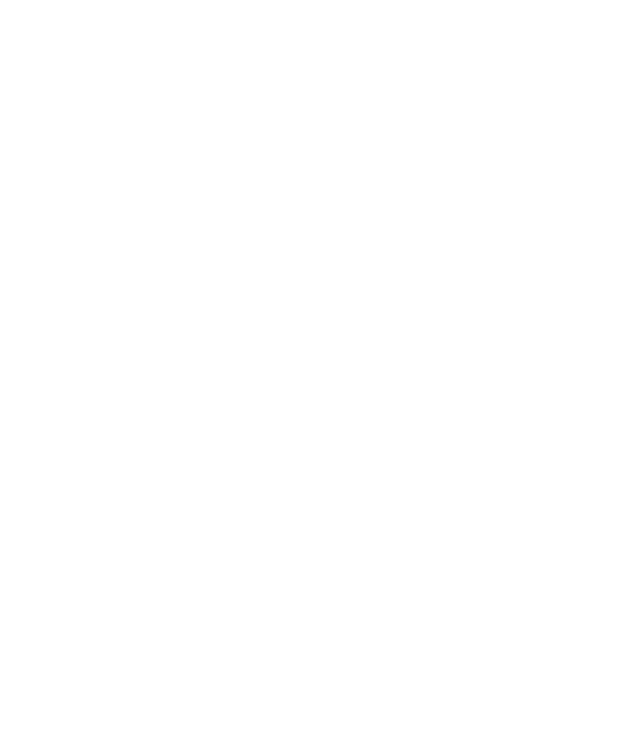
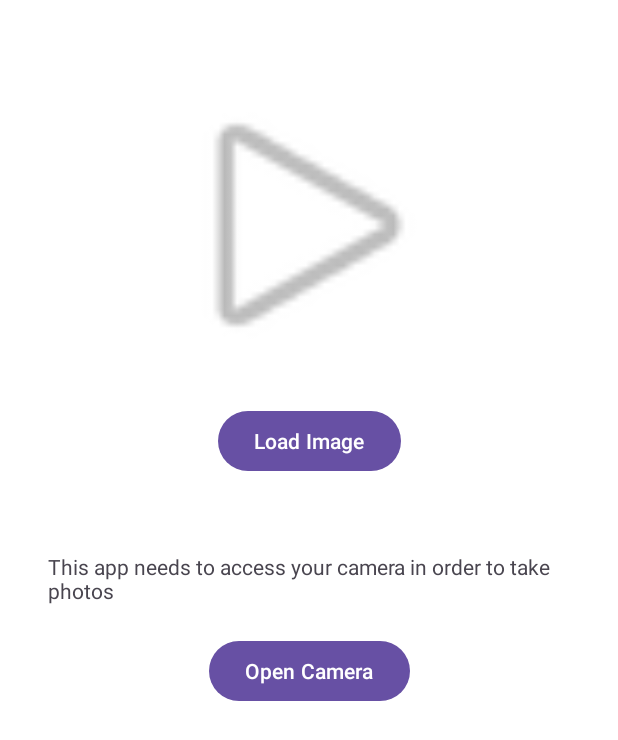
Before and after one commit to thaer-al-khishen/YT-Application, an Android app: the screen it shows after launch (MainActivity), on a phone screen of 412 x 824 dp. Before the commit the part shown is empty. Shown: the top 740 px of the screen. Run offline under Robolectric (Android 15) with nearby library versions, the phone set to English and light mode, and no system bars; pictures from the network do not load.

Commit message:
Setup permissions

```diff
--- a/app/build.gradle.kts
+++ b/app/build.gradle.kts
@@ -50,4 +50,7 @@
     androidTestImplementation("androidx.test.ext:junit:1.1.5")
     androidTestImplementation("androidx.test.espresso:espresso-core:3.5.1")
 
+    implementation("com.github.bumptech.glide:glide:4.16.0")
+
+
 }
--- a/app/src/main/AndroidManifest.xml
+++ b/app/src/main/AndroidManifest.xml
@@ -2,7 +2,12 @@
 <manifest xmlns:android="http://schemas.android.com/apk/res/android"
     xmlns:tools="http://schemas.android.com/tools">
 
+    <uses-feature
+        android:name="android.hardware.camera"
+        android:required="false" />
+
     <uses-permission android:name="android.permission.INTERNET" />
+    <uses-permission android:name="android.permission.CAMERA" />
 
     <application
         android:allowBackup="true"
--- a/app/src/main/java/com/example/ytapplication/MainActivity.kt
+++ b/app/src/main/java/com/example/ytapplication/MainActivity.kt
@@ -1,19 +1,83 @@
 package com.example.ytapplication
 
+import android.Manifest
+import android.content.Intent
+import android.content.pm.PackageManager
+import android.graphics.Bitmap
+import android.os.Build
 import android.os.Bundle
+import android.provider.MediaStore
+import android.widget.Toast
+import androidx.activity.result.contract.ActivityResultContracts
+import androidx.annotation.RequiresApi
 import androidx.appcompat.app.AppCompatActivity
-import androidx.navigation.NavController
-import androidx.navigation.fragment.NavHostFragment
+import androidx.core.app.ActivityCompat
+import androidx.core.content.ContextCompat
+import com.bumptech.glide.Glide
 import com.example.ytapplication.databinding.ActivityMainBinding
 
+@RequiresApi(Build.VERSION_CODES.TIRAMISU)
 class MainActivity : AppCompatActivity() {
+
+    private lateinit var binding: ActivityMainBinding
+
+    private val cameraIntentLauncher = registerForActivityResult(ActivityResultContracts.StartActivityForResult()) { result ->
+        if (result.resultCode == RESULT_OK) {
+            val imageBitmap = result.data?.extras?.getParcelable("data", Bitmap::class.java)
+            binding.imageView.setImageBitmap(imageBitmap)
+        }
+    }
+
+    private val requestCameraPermissionLauncher = registerForActivityResult(ActivityResultContracts.RequestPermission()) { isGranted ->
+        if (isGranted) {
+            openCamera()
+        } else {
+            if (ActivityCompat.shouldShowRequestPermissionRationale(this, Manifest.permission.CAMERA)) {
+                Toast.makeText(this, "Camera Permission Denied, we need it to access your camera", Toast.LENGTH_SHORT).show()
+            } else {
+                Toast.makeText(this, "Camera Permission Denied, please enable it in your settings", Toast.LENGTH_SHORT).show()
+            }
+        }
+    }
 
     override fun onCreate(savedInstanceState: Bundle?) {
         super.onCreate(savedInstanceState)
-        setContentView(R.layout.activity_main)
+        binding = ActivityMainBinding.inflate(layoutInflater)
+        setContentView(binding.root)
 
+        binding.btnLoadImage.setOnClickListener {
+            loadImage()
+        }
 
+        binding.btnOpenCamera.setOnClickListener {
+            requestCameraPermission()
+        }
+    }
 
+    private fun loadImage() {
+        Glide.with(this)
+            .load(IMAGE_URL)
+            .into(binding.imageView)
+    }
+
+    private fun requestCameraPermission() {
+        when {
+            ContextCompat.checkSelfPermission(this, Manifest.permission.CAMERA) == PackageManager.PERMISSION_GRANTED -> {
+                openCamera()
+            }
+            else -> {
+                requestCameraPermissionLauncher.launch(Manifest.permission.CAMERA)
+            }
+        }
+    }
+
+    private fun openCamera() {
+        val cameraIntent = Intent(MediaStore.ACTION_IMAGE_CAPTURE)
+        cameraIntentLauncher.launch(cameraIntent)
+    }
+
+    companion object {
+        private const val IMAGE_URL = "https://fastly.picsum.photos/id/335/200/200.jpg?hmac=CS4kiSEelfhSQQtW7j6SFUV2ZlTmUV1vaX2iZKnbx7c"
     }
 
 }
--- a/app/src/main/res/layout/activity_main.xml
+++ b/app/src/main/res/layout/activity_main.xml
@@ -7,4 +7,43 @@
     android:background="#FFFFFF"
     tools:context=".MainActivity">
 
+    <ImageView
+        android:id="@+id/imageView"
+        android:layout_width="200dp"
+        android:layout_height="200dp"
+        android:layout_marginTop="50dp"
+        android:src="@android:drawable/ic_media_play"
+        app:layout_constraintEnd_toEndOf="parent"
+        app:layout_constraintStart_toStartOf="parent"
+        app:layout_constraintTop_toTopOf="parent" />
+
+    <Button
+        android:id="@+id/btnLoadImage"
+        android:layout_width="wrap_content"
+        android:layout_height="wrap_content"
+        android:layout_marginTop="20dp"
+        android:text="Load Image"
+        app:layout_constraintEnd_toEndOf="parent"
+        app:layout_constraintStart_toStartOf="parent"
+        app:layout_constraintTop_toBottomOf="@id/imageView" />
+
+    <TextView
+        android:id="@+id/tv_permission_explanation"
+        android:layout_width="match_parent"
+        android:layout_height="wrap_content"
+        android:text="This app needs to access your camera in order to take photos"
+        android:layout_marginHorizontal="32dp"
+        android:layout_marginTop="50dp"
+        app:layout_constraintTop_toBottomOf="@id/btnLoadImage" />
+
+    <Button
+        android:id="@+id/btn_open_camera"
+        android:layout_width="wrap_content"
+        android:layout_height="wrap_content"
+        android:layout_marginTop="20dp"
+        android:text="Open Camera"
+        app:layout_constraintEnd_toEndOf="parent"
+        app:layout_constraintStart_toStartOf="parent"
+        app:layout_constraintTop_toBottomOf="@id/tv_permission_explanation" />
+
 </androidx.constraintlayout.widget.ConstraintLayout>
```
